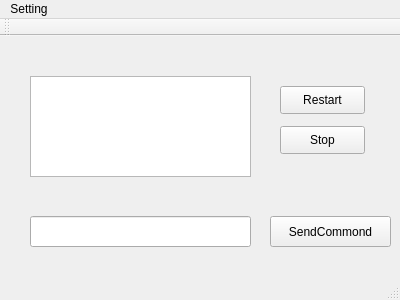
Above: Server/12308_Server/servermainwindow.ui from TimerChen/TrainTickets before the change. Below: the same form after it.
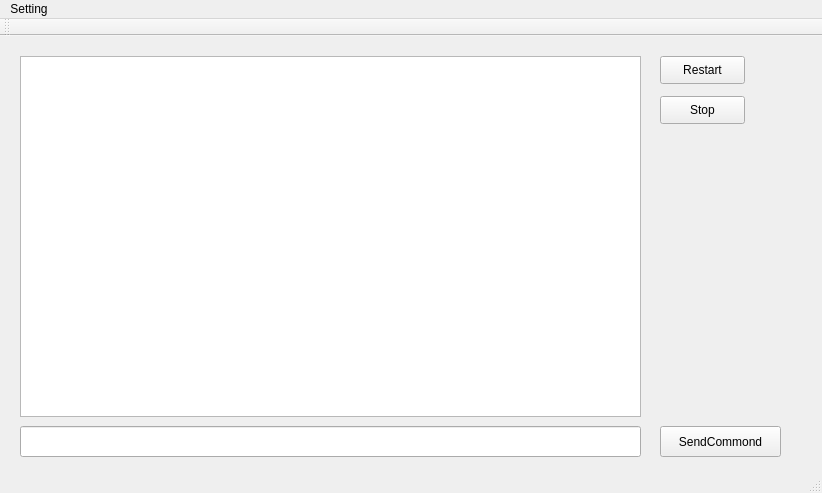
That is the form after the change.

Patch:
```diff
--- a/Server/12308_Server/servermainwindow.ui
+++ b/Server/12308_Server/servermainwindow.ui
@@ -6,8 +6,8 @@
    <rect>
     <x>0</x>
     <y>0</y>
-    <width>400</width>
-    <height>300</height>
+    <width>822</width>
+    <height>493</height>
    </rect>
   </property>
   <property name="windowTitle">
@@ -17,8 +17,8 @@
    <widget class="QPushButton" name="restartPushButton">
     <property name="geometry">
      <rect>
-      <x>280</x>
-      <y>50</y>
+      <x>660</x>
+      <y>20</y>
       <width>85</width>
       <height>28</height>
      </rect>
@@ -30,10 +30,10 @@
    <widget class="QTextEdit" name="console">
     <property name="geometry">
      <rect>
-      <x>30</x>
-      <y>40</y>
-      <width>221</width>
-      <height>101</height>
+      <x>20</x>
+      <y>20</y>
+      <width>621</width>
+      <height>361</height>
      </rect>
     </property>
     <property name="readOnly">
@@ -43,8 +43,8 @@
    <widget class="QPushButton" name="stopPushButton">
     <property name="geometry">
      <rect>
-      <x>280</x>
-      <y>90</y>
+      <x>660</x>
+      <y>60</y>
       <width>85</width>
       <height>28</height>
      </rect>
@@ -56,9 +56,9 @@
    <widget class="QLineEdit" name="lineEdit">
     <property name="geometry">
      <rect>
-      <x>30</x>
-      <y>180</y>
-      <width>221</width>
+      <x>20</x>
+      <y>390</y>
+      <width>621</width>
       <height>31</height>
      </rect>
     </property>
@@ -66,8 +66,8 @@
    <widget class="QPushButton" name="pushButton">
     <property name="geometry">
      <rect>
-      <x>270</x>
-      <y>180</y>
+      <x>660</x>
+      <y>390</y>
       <width>121</width>
       <height>31</height>
      </rect>
@@ -82,7 +82,7 @@
     <rect>
      <x>0</x>
      <y>0</y>
-     <width>400</width>
+     <width>822</width>
      <height>28</height>
     </rect>
    </property>
```
